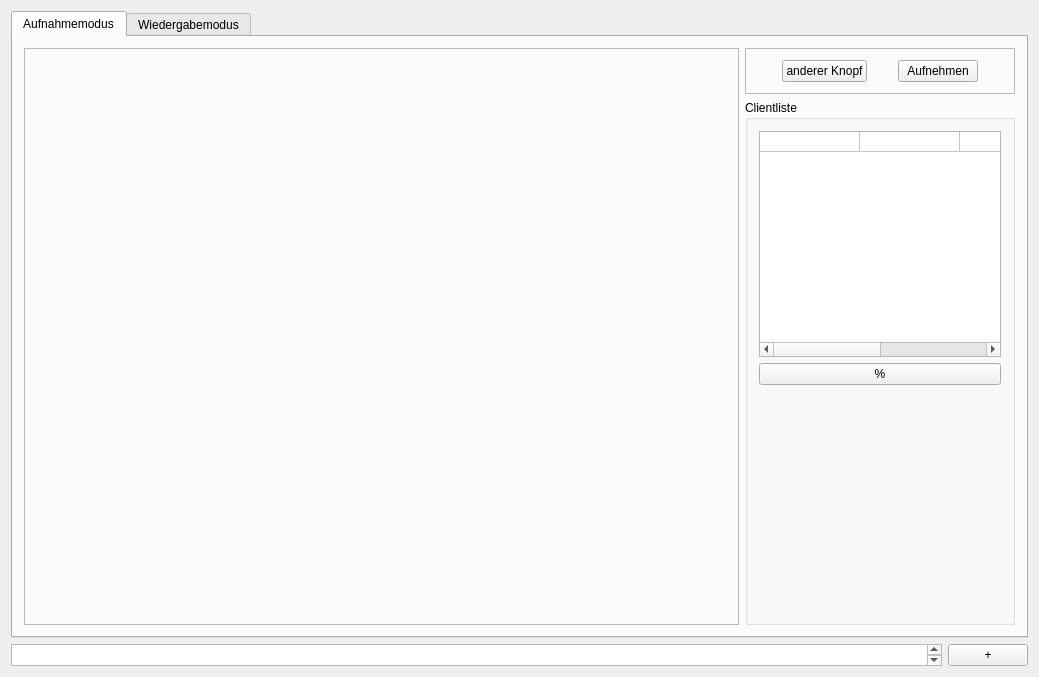
First picture: the form in gui/forms/mainwindow.ui, repository studnitz/octopus, before the edit.
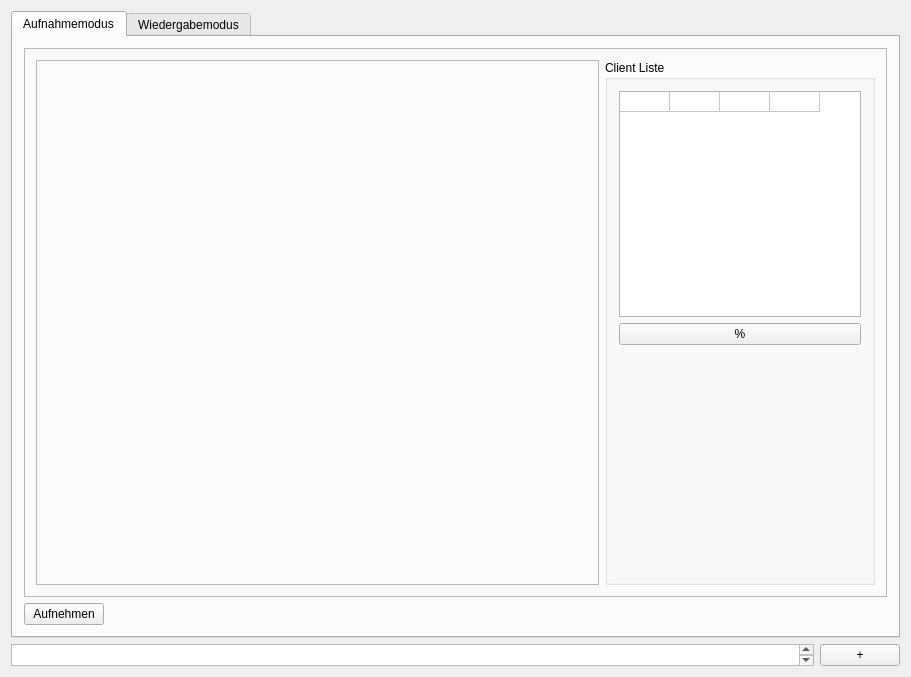
Second picture: the form after the edit.

Commit message:
Change Settings-Dialog to dynamic layout
Change SettingsDialog to dynammic

Prepare for PR

Diff of the .ui file:
```diff
--- a/gui/forms/mainwindow.ui
+++ b/gui/forms/mainwindow.ui
@@ -6,7 +6,7 @@
    <rect>
     <x>0</x>
     <y>0</y>
-    <width>1039</width>
+    <width>911</width>
     <height>677</height>
    </rect>
   </property>
@@ -65,6 +65,8 @@
        </attribute>
        <layout class="QHBoxLayout" name="horizontalLayout_4">
         <item>
+         <layout class="QVBoxLayout" name="verticalLayout_6">
+          <item>
          <widget class="QFrame" name="frame_5">
           <property name="sizePolicy">
            <sizepolicy hsizetype="Expanding" vsizetype="Expanding">
@@ -78,82 +80,15 @@
           <property name="frameShadow">
            <enum>QFrame::Raised</enum>
           </property>
-         </widget>
-        </item>
+            <layout class="QHBoxLayout" name="horizontalLayout_3">
         <item>
-         <layout class="QVBoxLayout" name="verticalLayout_2">
-          <property name="sizeConstraint">
-           <enum>QLayout::SetDefaultConstraint</enum>
-          </property>
-          <item>
-           <widget class="QFrame" name="frame">
-            <property name="sizePolicy">
-             <sizepolicy hsizetype="Maximum" vsizetype="Fixed">
-              <horstretch>0</horstretch>
-              <verstretch>0</verstretch>
-             </sizepolicy>
-            </property>
-            <property name="minimumSize">
-             <size>
-              <width>0</width>
-              <height>36</height>
-             </size>
-            </property>
-            <property name="maximumSize">
-             <size>
-              <width>270</width>
-              <height>16777215</height>
-             </size>
-            </property>
+              <widget class="QFrame" name="frame_2">
             <property name="frameShape">
              <enum>QFrame::StyledPanel</enum>
             </property>
             <property name="frameShadow">
              <enum>QFrame::Raised</enum>
             </property>
-            <layout class="QHBoxLayout" name="horizontalLayout_5">
-             <item>
-              <widget class="QPushButton" name="pushButton_2">
-               <property name="sizePolicy">
-                <sizepolicy hsizetype="Fixed" vsizetype="Minimum">
-                 <horstretch>0</horstretch>
-                 <verstretch>0</verstretch>
-                </sizepolicy>
-               </property>
-               <property name="minimumSize">
-                <size>
-                 <width>0</width>
-                 <height>22</height>
-                </size>
-               </property>
-               <property name="text">
-                <string>anderer Knopf</string>
-               </property>
-              </widget>
-             </item>
-             <item>
-              <widget class="QPushButton" name="recordButton">
-               <property name="sizePolicy">
-                <sizepolicy hsizetype="Fixed" vsizetype="Minimum">
-                 <horstretch>0</horstretch>
-                 <verstretch>0</verstretch>
-                </sizepolicy>
-               </property>
-               <property name="minimumSize">
-                <size>
-                 <width>0</width>
-                 <height>22</height>
-                </size>
-               </property>
-               <property name="text">
-                <string>Aufnehmen</string>
-               </property>
-              </widget>
-             </item>
-            </layout>
-            <zorder>frame_3</zorder>
-            <zorder>recordButton</zorder>
-            <zorder>pushButton_2</zorder>
            </widget>
           </item>
           <item>
@@ -165,11 +100,14 @@
              </size>
             </property>
             <property name="title">
-             <string>Clientliste</string>
+                <string notr="true">Client Liste</string>
             </property>
             <layout class="QVBoxLayout" name="verticalLayout">
              <item>
               <widget class="QTableWidget" name="tableWidget">
+                  <property name="enabled">
+                   <bool>true</bool>
+                  </property>
                <property name="sizePolicy">
                 <sizepolicy hsizetype="Preferred" vsizetype="Expanding">
                  <horstretch>0</horstretch>
@@ -215,13 +153,13 @@
                 <bool>false</bool>
                </attribute>
                <attribute name="horizontalHeaderDefaultSectionSize">
-                <number>100</number>
+                   <number>50</number>
                </attribute>
                <attribute name="horizontalHeaderHighlightSections">
                 <bool>true</bool>
                </attribute>
                <attribute name="horizontalHeaderMinimumSectionSize">
-                <number>100</number>
+                   <number>10</number>
                </attribute>
                <attribute name="verticalHeaderVisible">
                 <bool>false</bool>
@@ -266,12 +204,34 @@
            </widget>
           </item>
          </layout>
-        </item>
-       </layout>
-       <zorder>verticalLayoutWidget</zorder>
-       <zorder>frame_3</zorder>
-       <zorder>verticalLayoutWidget_2</zorder>
-       <zorder>frame_5</zorder>
+            <zorder>recordButton</zorder>
+            <zorder>horizontalSpacer</zorder>
+            <zorder>frame_2</zorder>
+            <zorder>groupBox</zorder>
+           </widget>
+          </item>
+          <item>
+           <widget class="QPushButton" name="recordButton">
+            <property name="sizePolicy">
+             <sizepolicy hsizetype="Fixed" vsizetype="Minimum">
+              <horstretch>0</horstretch>
+              <verstretch>0</verstretch>
+             </sizepolicy>
+            </property>
+            <property name="minimumSize">
+             <size>
+              <width>0</width>
+              <height>22</height>
+             </size>
+            </property>
+            <property name="text">
+             <string>Aufnehmen</string>
+            </property>
+           </widget>
+          </item>
+         </layout>
+        </item>
+       </layout>
       </widget>
       <widget class="QWidget" name="tab_2">
        <property name="enabled">
```
Left out of the diff: 10 changed lines with no effect on the pictures. Lines whose indentation alone changed are shown as unchanged. The commit also changes 6 other files.
